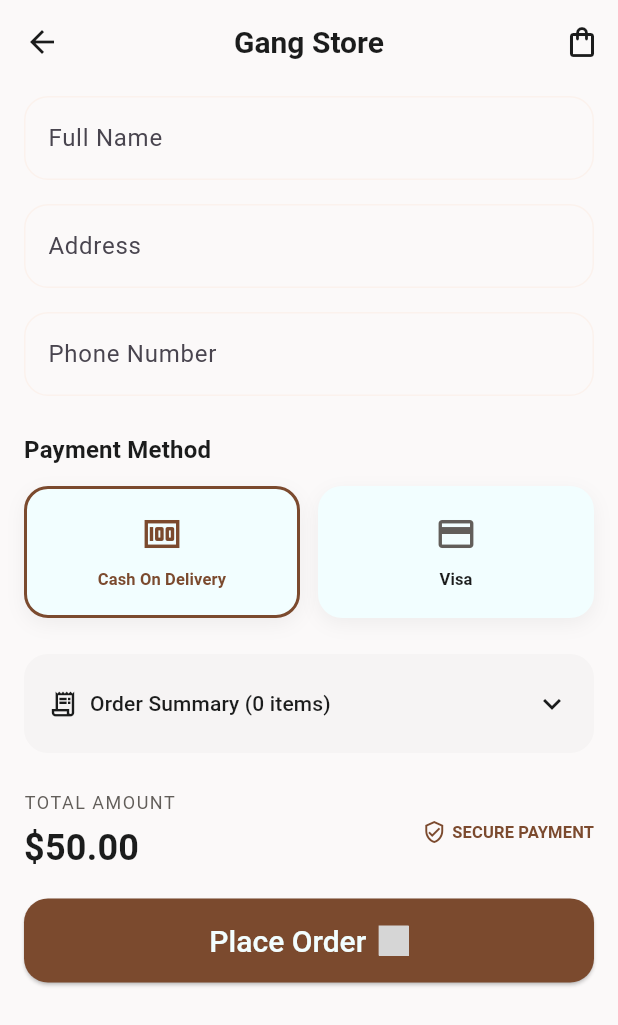
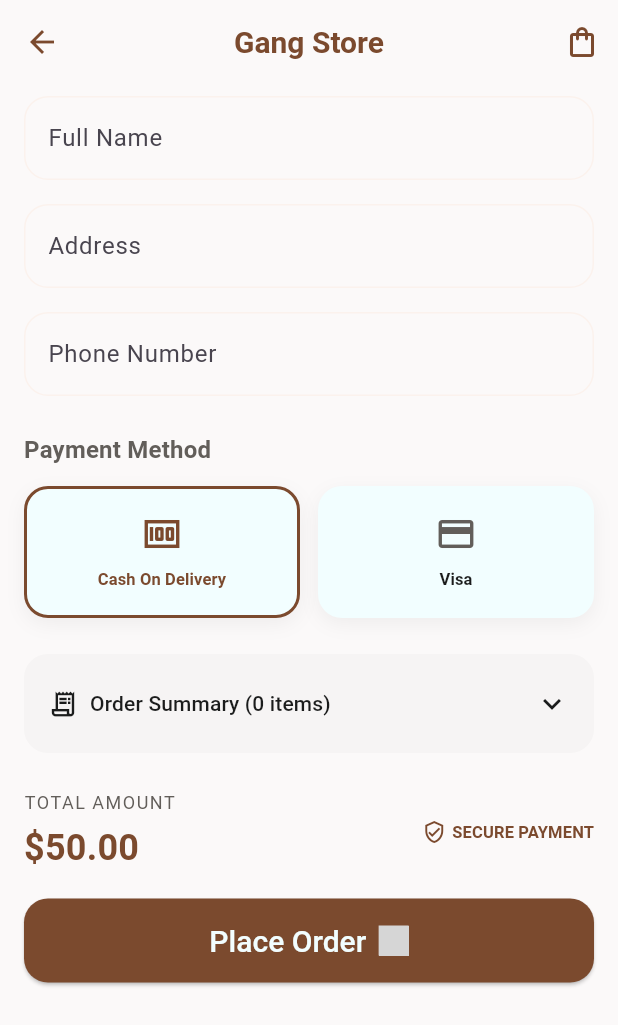
Before and after one commit to abdulrahman650/gangg_store, a Flutter app: the CheckoutScreen screen opened directly with empty values, on a phone screen of 412 x 824 dp. Shown: the top 1025 px of the screen. Run offline on Flutter 3.47's test engine with Material 3 defaults, Android fonts, the phone set to English and light mode, and no system bars; our stand-ins replace dio, equatable, flutter_bloc, flutter_svg, gap, get_it and 3 more; accounts and stored records are empty; network calls fail; project files that could hold a hidden picture were left out; grey boxes are pictures that could not be loaded.

Commit message:
handle theme mode

```diff
--- a/lib/features/cart/presentation/screens/check_order_sereen.dart
+++ b/lib/features/cart/presentation/screens/check_order_sereen.dart
@@ -1,6 +1,7 @@
 import 'package:flutter/material.dart';
 import 'package:flutter_bloc/flutter_bloc.dart';
 import '../../../../core/theme/app_colors.dart';
+import '../../../../core/theme/theme_cubit.dart';
 import '../../../../core/utils/default_elevated_button.dart';
 import '../../data/model/get_cart_model.dart';
 import '../cubit/cart_cubit.dart';
@@ -118,25 +119,29 @@ class _CheckoutScreenState extends State<CheckoutScreen> {
     final subtitleColor = AppColors.darkGray;
 
     return Scaffold(
-      backgroundColor: bgColor,
+      backgroundColor: context.isDark
+          ? Theme.of(context).scaffoldBackgroundColor
+          : AppColors.backgroundWhite,
       appBar: AppBar(
-        backgroundColor: bgColor,
+        backgroundColor: context.isDark
+            ? Theme.of(context).scaffoldBackgroundColor
+            : AppColors.backgroundWhite,
         elevation: 0,
         leading: IconButton(
-          icon: Icon(Icons.arrow_back, color: textColor),
+          icon: Icon(Icons.arrow_back, color: AppColors.primary),
           onPressed: () => Navigator.pop(context),
         ),
         title: Text(
           'Gang Store',
           style: textTheme.titleLarge?.copyWith(
-            color: textColor,
+              color: AppColors.primary,
             fontWeight: FontWeight.w600,
           ),
         ),
         centerTitle: true,
         actions: [
           IconButton(
-            icon: Icon(Icons.shopping_bag_outlined, color: textColor),
+            icon: Icon(Icons.shopping_bag_outlined, color: AppColors.primary),
             onPressed: () {},
           ),
         ],
@@ -189,7 +194,9 @@ class _CheckoutScreenState extends State<CheckoutScreen> {
             // Payment Method Section
             Text(
               'Payment Method',
-              style: textTheme.titleMedium?.copyWith(color: textColor),
+              style: textTheme.titleMedium?.copyWith(color:context.isDark
+              ? AppColors.white
+                  : AppColors.darkGray,),
             ),
             const SizedBox(height: 12),
 
@@ -243,7 +250,9 @@ class _CheckoutScreenState extends State<CheckoutScreen> {
                     Text(
                       'TOTAL AMOUNT',
                       style: textTheme.titleSmall?.copyWith(
-                        color: subtitleColor,
+                        color: context.isDark
+                            ? AppColors.white
+                            : AppColors.darkGray,
                         fontSize: 12,
                         letterSpacing: 1,
                       ),
@@ -253,7 +262,7 @@ class _CheckoutScreenState extends State<CheckoutScreen> {
                     Text(
                       "\$${total.toStringAsFixed(2)}",
                       style: textTheme.titleMedium?.copyWith(
-                        color: textColor,
+                        color: AppColors.primary,
                         fontSize: 24,
                         fontWeight: FontWeight.bold,
                       ),
```
Also changed, not shown: lib/features/cart/presentation/widget/cart_item.dart (+15 -3 lines), lib/features/cart/presentation/widget/subtotal.dart (+6 -1 lines), lib/features/prodeuct_details/presentation/widgets/bottom_navigation.dart (+16 -9 lines).
